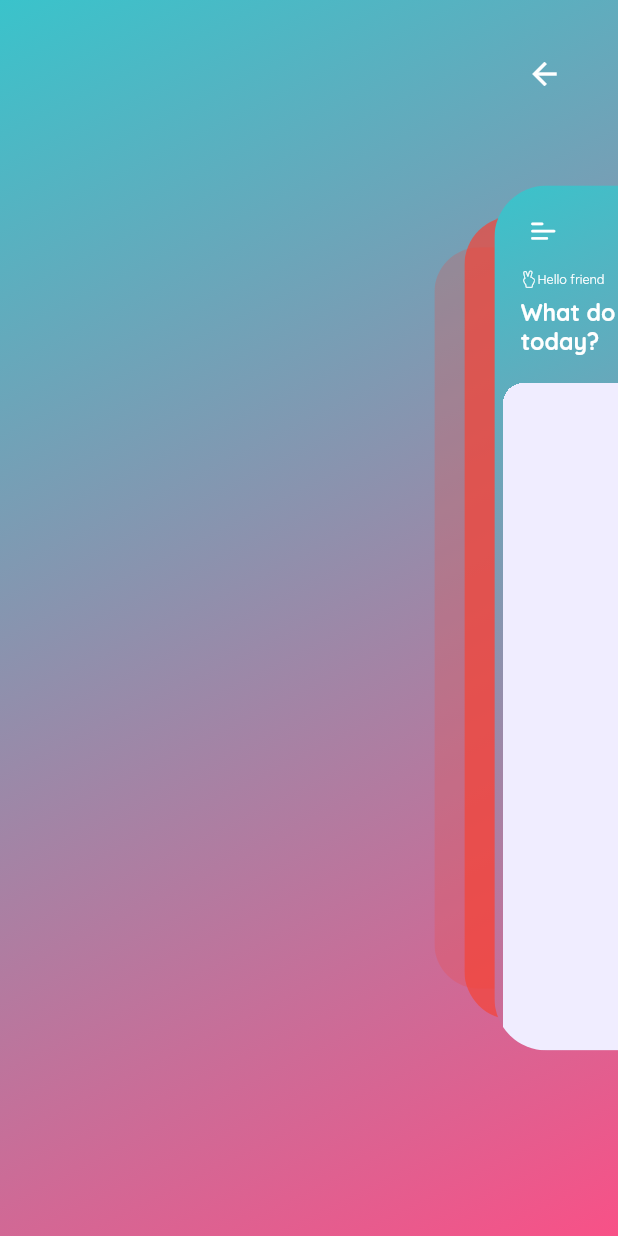
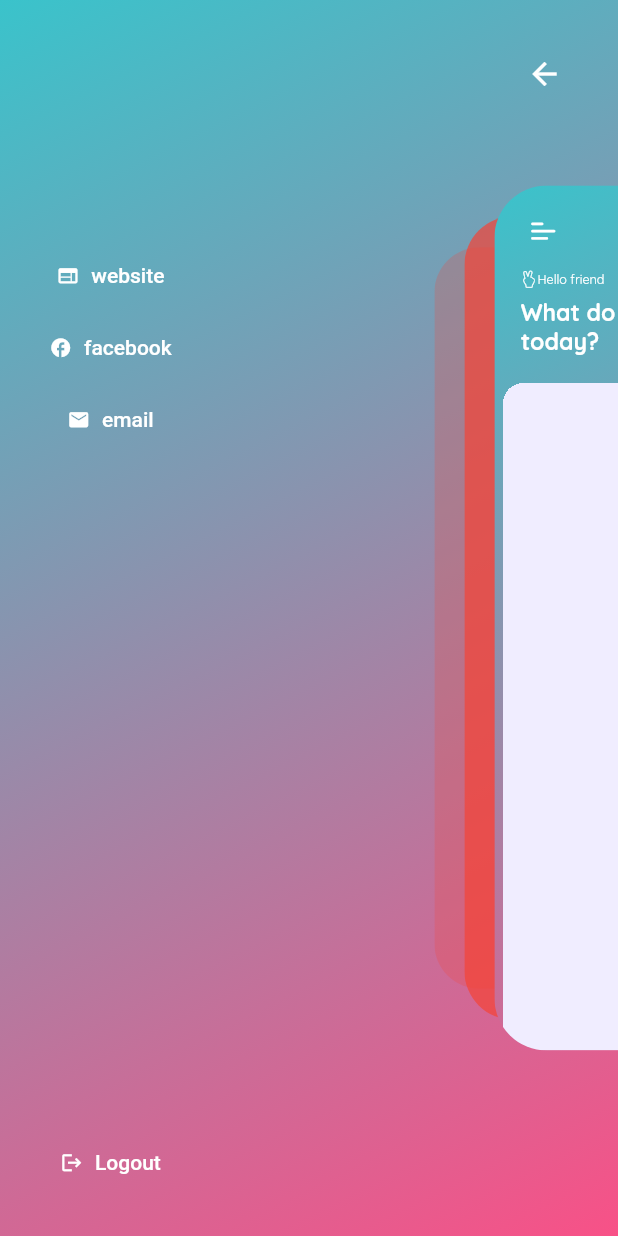
Before and after one commit to afsal-pk/sure_learn_electrical, a Flutter app: the HomeScreen screen opened by its route, after a tap on an icon or button, on a phone screen of 412 x 824 dp. Run offline on Flutter 3.47's test engine with Material 2 defaults, Android fonts, the phone set to English and light mode, and no system bars; drawn by our look-alikes of flutter_zoom_drawer; our stand-ins replace cached_network_image, cloud_firestore, firebase_auth, firebase_core, firebase_storage, flutter_svg and 4 more; missing offline and left inert: easy_separator; accounts and stored records are empty; project files that could hold a hidden picture were left out.

```diff
--- a/lib/configs/themes/custom_text_style.dart
+++ b/lib/configs/themes/custom_text_style.dart
@@ -10,7 +10,11 @@ TextStyle cartTitles(context) => TextStyle(
       fontWeight: FontWeight.bold,
     );
 
+const questionTS = TextStyle(fontSize: 16, fontWeight: FontWeight.w800);
 const detailText = TextStyle(fontSize: 12);
 
 const headerText = TextStyle(
     fontSize: 22, fontWeight: FontWeight.w700, color: onSurfaceTextColor);
+
+const appBarTS = TextStyle(
+    fontWeight: FontWeight.bold, fontSize: 16, color: onSurfaceTextColor);
--- a/lib/controllers/question_paper/question_paper_controller.dart
+++ b/lib/controllers/question_paper/question_paper_controller.dart
@@ -3,6 +3,7 @@ import 'package:get/get.dart';
 import 'package:sure_learn_electrical/controllers/auth_controller.dart';
 import 'package:sure_learn_electrical/firebase_ref/references.dart';
 import 'package:sure_learn_electrical/models/question_paper_model.dart';
+import 'package:sure_learn_electrical/screens/question/question_screen.dart';
 import 'package:sure_learn_electrical/services/firebase_storage_service.dart';
 import 'package:sure_learn_electrical/utils/app_logger.dart';
 
@@ -48,7 +49,7 @@ class QuestionPaperController extends GetxController {
       if (tryAgain) {
         Get.back();
       } else {
-        //Get.toNamed
+        Get.toNamed(QuestionsScreen.routeName, arguments: paper);
       }
     } else {
       _authController.showLoginAlertDialogue();
--- a/lib/controllers/zoom_drawer_controller.dart
+++ b/lib/controllers/zoom_drawer_controller.dart
@@ -1,12 +1,17 @@
+import 'package:firebase_auth/firebase_auth.dart';
 import 'package:flutter_zoom_drawer/config.dart';
 import 'package:get/get.dart';
+import 'package:sure_learn_electrical/controllers/auth_controller.dart';
 import 'package:url_launcher/url_launcher.dart';
 
 class MyZoomDrawerController extends GetxController {
   final zoomDrawerController = ZoomDrawerController();
 
+  Rxn<User?> user = Rxn();
+
   @override
   void onReady() {
+    user.value = Get.find<AuthController>().getUser();
     super.onReady();
   }
 
@@ -15,11 +20,15 @@ class MyZoomDrawerController extends GetxController {
     update();
   }
 
-  void signOut() {}
+  void signOut() {
+    Get.find<AuthController>().signOut();
+  }
 
   void signIn() {}
 
-  void website() {}
+  void website() {
+    _launch("https://paswin-power-systems.business.site/");
+  }
 
   void email() {
     final Uri emailLaunchUri =
--- a/lib/routes/app_routes.dart
+++ b/lib/routes/app_routes.dart
@@ -1,9 +1,11 @@
 import 'package:get/get.dart';
 import 'package:sure_learn_electrical/controllers/question_paper/question_paper_controller.dart';
+import 'package:sure_learn_electrical/controllers/question_paper/questions_ontroller.dart';
 import 'package:sure_learn_electrical/controllers/zoom_drawer_controller.dart';
 import 'package:sure_learn_electrical/screens/home/home_screen.dart';
 import 'package:sure_learn_electrical/screens/introduction/introduction.dart';
 import 'package:sure_learn_electrical/screens/login/login_screen.dart';
+import 'package:sure_learn_electrical/screens/question/question_screen.dart';
 
 import '../screens/splash/splash_screen.dart';
 
@@ -28,5 +30,13 @@ class AppRoutes {
           name: LoginScreen.routName,
           page: (() => LoginScreen()),
         ),
+        GetPage(
+            name: QuestionsScreen.routeName,
+            page: (() => QuestionsScreen()),
+            binding: BindingsBuilder(
+              () {
+                Get.put(QuestionsController());
+              },
+            )),
       ];
 }
--- a/lib/screens/home/home_screen.dart
+++ b/lib/screens/home/home_screen.dart
@@ -16,6 +16,8 @@ import 'package:sure_learn_electrical/widgets/content_area.dart';
 
 class HomeScreen extends GetView<MyZoomDrawerController> {
   const HomeScreen({super.key});
+
+  static const String routeName = "/home";
 
   @override
   Widget build(BuildContext context) {
--- a/lib/screens/home/menu_screen.dart
+++ b/lib/screens/home/menu_screen.dart
@@ -30,10 +30,73 @@ class MenuScreen extends GetView<MyZoomDrawerController> {
                 onPressed: () {
                   controller.toogleDrawer();
                 },
-                ))
+              ),
+            ),
+            Column(
+              children: [
+                Obx(
+                  () => controller.user.value == null
+                      ? SizedBox()
+                      : Text(
+                          controller.user.value!.displayName ?? '',
+                          style: const TextStyle(
+                              fontWeight: FontWeight.w900,
+                              fontSize: 18,
+                              color: onSurfaceTextColor),
+                        ),
+                ),
+                const Spacer(
+                  flex: 1,
+                ),
+                _DrawerButton(
+                  icon: Icons.web,
+                  label: "website",
+                  onPressed: (() => controller.website()),
+                ),
+                _DrawerButton(
+                  icon: Icons.facebook,
+                  label: "facebook",
+                  onPressed: (() => controller.website()),
+                ),
+                _DrawerButton(
+                  icon: Icons.email,
+                  label: "email",
+                  onPressed: (() => controller.email()),
+                ),
+                const Spacer(
+                  flex: 4,
+                ),
+                _DrawerButton(
+                  icon: Icons.logout,
+                  label: "Logout",
+                  onPressed: (() => controller.signOut()),
+                ),
+              ],
+            )
           ]),
         ),
       ),
     );
   }
 }
+
+class _DrawerButton extends StatelessWidget {
+  const _DrawerButton(
+      {super.key, required this.icon, required this.label, this.onPressed});
+
+  final IconData icon;
+  final String label;
+  final VoidCallback? onPressed;
+
+  @override
+  Widget build(BuildContext context) {
+    return TextButton.icon(
+      onPressed: onPressed,
+      icon: Icon(
+        icon,
+        size: 15,
+      ),
+      label: Text(label),
+    );
+  }
+}
--- a/pubspec.yaml
+++ b/pubspec.yaml
@@ -46,6 +46,8 @@ dependencies:
   google_sign_in: ^5.4.2
   logger: ^1.1.0
   flutter_svg: ^1.1.6
+  shimmer: ^2.0.0
+  easy_separator: ^1.0.1
 
 dev_dependencies:
   flutter_test:
```
Also changed, not shown: lib/configs/themes/app_colors.dart (+9 -0 lines), lib/controllers/auth_controller.dart (+22 -1 lines), lib/controllers/question_paper/questions_ontroller.dart (added, +92 -0 lines), lib/firebase_ref/references.dart (+3 -4 lines), lib/models/question_paper_model.dart (+11 -0 lines), lib/screens/question/question_screen.dart (added, +139 -0 lines), lib/widgets/common/background_decoration.dart (added, +60 -0 lines), lib/widgets/common/custom_app_bar.dart (added, +70 -0 lines), lib/widgets/common/main_button.dart (+5 -2 lines), lib/widgets/common/question_place_holder.dart (added, +50 -0 lines), lib/widgets/questions/answer_card.dart (added, +39 -0 lines), pubspec.lock, 3 other files. Lines whose indentation alone changed are shown as unchanged.
